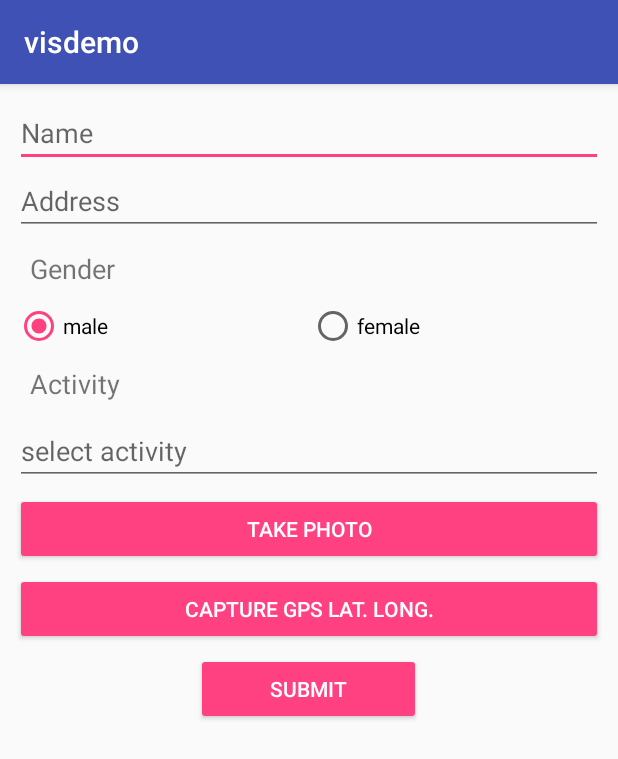
After one commit to vishal901/visdemo, an Android app: the AddDataActivity screen opened directly, with no data from a screen before it, on a phone screen of 412 x 824 dp. The commit adds this screen. Shown: the top 759 px of the screen. Run offline under Robolectric (Android 15) with nearby library versions, the phone set to English and light mode, and no system bars; libraries missing offline, so code that uses them is left out: io.realm.

Commit message:
change 1

```diff
--- a/app/build.gradle
+++ b/app/build.gradle
@@ -13,7 +13,7 @@ android {
     defaultConfig {
         applicationId "com.vishalandroid.visdemo"
         minSdkVersion 15
-        targetSdkVersion 23
+        targetSdkVersion 21
         versionCode 1
         versionName "1.0"
     }
--- /dev/null
+++ b/app/src/main/res/layout/activity_adddata.xml
@@ -0,0 +1,94 @@
+<?xml version="1.0" encoding="utf-8"?>
+<LinearLayout xmlns:android="http://schemas.android.com/apk/res/android"
+    android:layout_width="match_parent"
+    android:layout_height="match_parent"
+    android:orientation="vertical"
+    android:padding="10dp">
+
+    <EditText
+        android:id="@+id/edt_name_add"
+        android:layout_width="match_parent"
+        android:layout_height="wrap_content"
+        android:hint="Name" />
+
+    <EditText
+        android:id="@+id/edt_address_add"
+        android:layout_width="match_parent"
+        android:layout_height="wrap_content"
+        android:hint="Address" />
+
+
+    <TextView
+        android:layout_width="match_parent"
+        android:layout_height="wrap_content"
+        android:padding="10dp"
+        android:text="Gender"
+        android:textSize="18sp" />
+
+
+    <RadioGroup
+        android:id="@+id/rg_gender"
+        android:layout_width="match_parent"
+        android:layout_height="wrap_content"
+        android:orientation="horizontal">
+
+        <RadioButton
+            android:id="@+id/rb_male"
+            android:layout_width="match_parent"
+            android:layout_height="wrap_content"
+            android:layout_weight="1"
+            android:checked="true"
+            android:text="male" />
+
+        <RadioButton
+            android:id="@+id/rb_female"
+            android:layout_width="match_parent"
+            android:layout_height="wrap_content"
+            android:layout_weight="1"
+            android:text="female" />
+
+
+    </RadioGroup>
+
+
+    <TextView
+        android:layout_width="match_parent"
+        android:layout_height="wrap_content"
+        android:padding="10dp"
+        android:text="Activity"
+        android:textSize="18sp" />
+
+    <EditText
+        android:id="@+id/edt_activity"
+        android:layout_width="match_parent"
+        android:layout_height="wrap_content"
+        android:hint="select activity"></EditText>
+
+
+    <Button
+        android:layout_marginTop="5dp"
+        android:id="@+id/btntakephoto"
+        style="@style/Base.Widget.AppCompat.Button.Colored"
+        android:layout_width="match_parent"
+        android:layout_height="wrap_content"
+        android:text="Take Photo" />
+
+    <Button
+        android:id="@+id/btnlatlong"
+        style="@style/Base.Widget.AppCompat.Button.Colored"
+
+        android:layout_width="match_parent"
+        android:layout_height="wrap_content"
+        android:layout_marginTop="5dp"
+        android:text="Capture GPS Lat. Long." />
+
+    <Button
+        android:id="@+id/btnsubmit"
+        style="@style/Base.Widget.AppCompat.Button.Colored"
+        android:layout_width="150dp"
+        android:layout_height="wrap_content"
+        android:layout_gravity="center"
+        android:layout_marginTop="5dp"
+        android:text="Submit" />
+
+</LinearLayout>
```
Also changed, not shown: app/src/main/AndroidManifest.xml (+7 -1 lines), app/src/main/java/com/vishalandroid/visdemo/AddDataActivity.java (added, +378 -0 lines), app/src/main/java/com/vishalandroid/visdemo/HomeActivity.java (+17 -1 lines), app/src/main/java/com/vishalandroid/visdemo/MainActivity.java (+20 -1 lines), app/src/main/java/com/vishalandroid/visdemo/adpter/SetListAdapter.java (added, +67 -0 lines), app/src/main/java/com/vishalandroid/visdemo/dbpojo/AddData.java (+17 -0 lines), app/src/main/res/layout/activity_home.xml (+14 -3 lines), app/src/main/res/layout/dailog_select_activity.xml (added, +26 -0 lines), app/src/main/res/layout/set_layout_activity.xml (added, +24 -0 lines).
